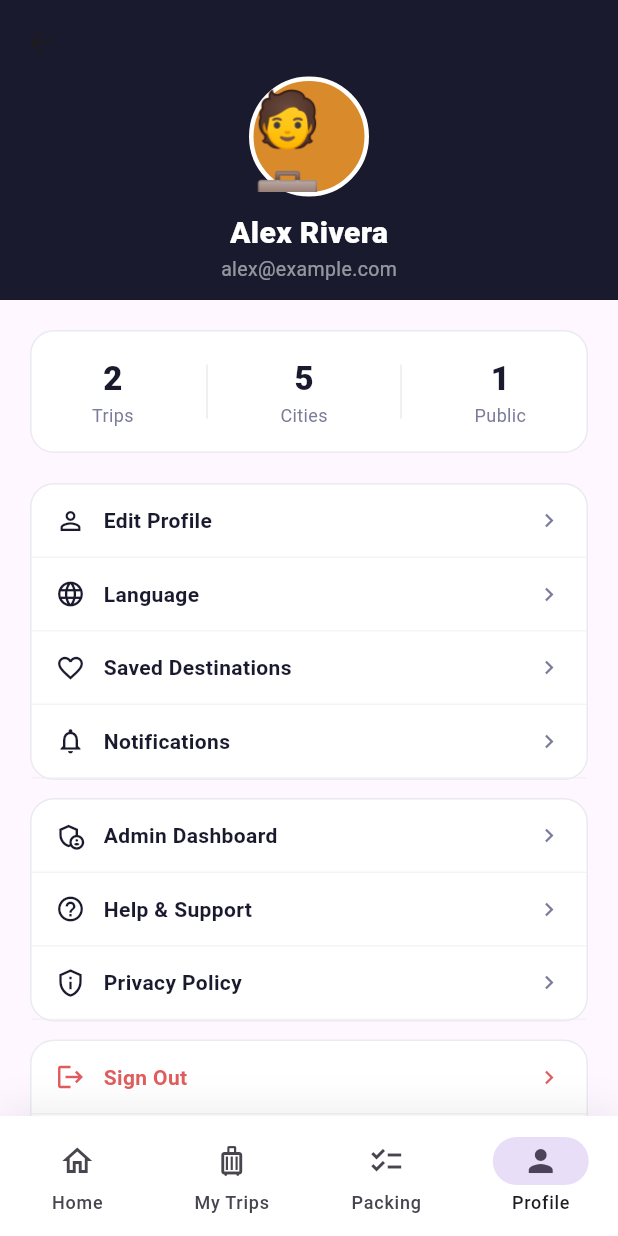
After one commit to 25amtics330-sys/Traveloop, a Flutter app: the UserProfileScreen screen opened by its route, on a phone screen of 412 x 824 dp. The commit adds this screen. Run offline on Flutter 3.47's test engine with Material 3 defaults, Android fonts, the phone set to English and light mode, and no system bars.

Commit message:
Added Profile and admin section

```diff
--- a/Frontend/webapp/lib/Pages/new_trip.dart
+++ b/Frontend/webapp/lib/Pages/new_trip.dart
@@ -233,6 +233,7 @@ class _CreateTripScreenState extends State<CreateTripScreen> {
           onDestinationSelected: (i) {
             if (i == 0) Navigator.pushNamed(context, '/home');
             else if (i == 2) Navigator.pushNamed(context, '/packing_list');
+            else if (i == 3) Navigator.pushNamed(context, '/profile');
             // Add navigation for other indices if needed
           },
           backgroundColor: Colors.white,
--- a/Frontend/webapp/lib/Pages/packinglist.dart
+++ b/Frontend/webapp/lib/Pages/packinglist.dart
@@ -121,6 +121,8 @@ class PackingChecklistScreen extends StatelessWidget {
               Navigator.pushReplacementNamed(context, '/home');
             } else if (i == 1) {
               Navigator.pushReplacementNamed(context, '/new_trip');
+            } else if (i == 3) {
+              Navigator.pushReplacementNamed(context, '/profile');
             }
             // i == 2 is current page (Packing)
             // i == 3 (Profile) is not yet implemented
--- /dev/null
+++ b/Frontend/webapp/lib/Pages/profile.dart
@@ -0,0 +1,234 @@
+import 'package:flutter/material.dart';
+import 'package:webapp/Pages/root.dart';
+import '../main.dart';
+
+class UserProfileScreen extends StatelessWidget {
+  const UserProfileScreen({super.key});
+
+  @override
+  Widget build(BuildContext context) {
+    return Scaffold(
+      body: CustomScrollView(
+        slivers: [
+          SliverAppBar(
+            expandedHeight: 200,
+            pinned: true,
+            backgroundColor: AppColors.primary,
+            flexibleSpace: FlexibleSpaceBar(
+              background: Container(
+                color: AppColors.primary,
+                child: Column(
+                  mainAxisAlignment: MainAxisAlignment.center,
+                  children: [
+                    const SizedBox(height: 40),
+                    Container(
+                      width: 80, height: 80,
+                      decoration: BoxDecoration(
+                        color: AppColors.accent,
+                        shape: BoxShape.circle,
+                        border: Border.all(color: Colors.white, width: 3),
+                      ),
+                      alignment: Alignment.center,
+                      child: Text(appState.userAvatar, style: const TextStyle(fontSize: 36)),
+                    ),
+                    const SizedBox(height: 10),
+                    Text(appState.userName, style: const TextStyle(color: Colors.white, fontSize: 20, fontWeight: FontWeight.w800)),
+                    Text(appState.userEmail, style: const TextStyle(color: Colors.white54, fontSize: 13)),
+                  ],
+                ),
+              ),
+            ),
+          ),
+          SliverToBoxAdapter(
+            child: Padding(
+              padding: const EdgeInsets.all(20),
+              child: Column(
+                children: [
+                  // Stats
+                  Container(
+                    padding: const EdgeInsets.all(16),
+                    decoration: BoxDecoration(color: Colors.white, borderRadius: BorderRadius.circular(16), border: Border.all(color: AppColors.border)),
+                    child: Row(mainAxisAlignment: MainAxisAlignment.spaceAround, children: [
+                      _stat('${appState.trips.length}', 'Trips'),
+                      _divider(),
+                      _stat('${appState.trips.fold(0, (s, t) => s + t.stops.length)}', 'Cities'),
+                      _divider(),
+                      _stat('${appState.trips.where((t) => t.isPublic).length}', 'Public'),
+                    ]),
+                  ),
+                  const SizedBox(height: 20),
+
+                  _section([
+                    _tile(Icons.person_outline, 'Edit Profile', () {}),
+                    _tile(Icons.language, 'Language', () {}),
+                    _tile(Icons.favorite_outline, 'Saved Destinations', () {}),
+                    _tile(Icons.notifications_outlined, 'Notifications', () {}),
+                  ]),
+                  const SizedBox(height: 12),
+                  _section([
+                    _tile(Icons.admin_panel_settings_outlined, 'Admin Dashboard', () => Navigator.push(context, MaterialPageRoute(builder: (_) => const AdminDashboardScreen()))),
+                    _tile(Icons.help_outline, 'Help & Support', () {}),
+                    _tile(Icons.privacy_tip_outlined, 'Privacy Policy', () {}),
+                  ]),
+                  const SizedBox(height: 12),
+                  _section([
+                    _tile(Icons.logout, 'Sign Out', () => appState.logout(), color: AppColors.danger),
+                    _tile(Icons.delete_forever_outlined, 'Delete Account', () {}, color: AppColors.danger),
+                  ]),
+                ],
+              ),
+            ),
+          ),
+        ],
+      ),
+      bottomNavigationBar: Container(
+        decoration: BoxDecoration(
+          color: Colors.white,
+          boxShadow: [BoxShadow(color: AppColors.primary.withOpacity(0.08), blurRadius: 20, offset: const Offset(0, -4))],
+        ),
+        child: NavigationBar(
+          selectedIndex: 3,
+          onDestinationSelected: (i) {
+            if (i == 0) {
+              Navigator.pushReplacementNamed(context, '/home');
+            } else if (i == 1) {
+              Navigator.pushReplacementNamed(context, '/new_trip');
+            } else if (i == 2) {
+              Navigator.pushReplacementNamed(context, '/packing_list');
+            }
+
+            // i == 2 is current page (Packing)
+            // i == 3 (Profile) is not yet implemented
+          },
+          backgroundColor: Colors.white,
+          elevation: 0,
+          destinations: const [
+            NavigationDestination(icon: Icon(Icons.home_outlined), selectedIcon: Icon(Icons.home), label: 'Home'),
+            NavigationDestination(icon: Icon(Icons.luggage_outlined), selectedIcon: Icon(Icons.luggage), label: 'My Trips'),
+            NavigationDestination(icon: Icon(Icons.checklist_outlined), selectedIcon: Icon(Icons.checklist), label: 'Packing'),
+            NavigationDestination(icon: Icon(Icons.person_outline), selectedIcon: Icon(Icons.person), label: 'Profile'),
+          ],
+        ),
+      ),
+    );
+  }
+
+  Widget _stat(String value, String label) => Column(children: [
+    Text(value, style: const TextStyle(fontSize: 22, fontWeight: FontWeight.w900, color: AppColors.text)),
+    Text(label, style: const TextStyle(color: AppColors.textLight, fontSize: 12)),
+  ]);
+
+  Widget _divider() => Container(width: 1, height: 36, color: AppColors.border);
+
+  Widget _section(List<Widget> tiles) => Container(
+    decoration: BoxDecoration(color: Colors.white, borderRadius: BorderRadius.circular(16), border: Border.all(color: AppColors.border)),
+    child: Column(children: tiles),
+  );
+
+  Widget _tile(IconData icon, String label, VoidCallback onTap, {Color? color}) => GestureDetector(
+    onTap: onTap,
+    child: Container(
+      padding: const EdgeInsets.symmetric(horizontal: 16, vertical: 14),
+      decoration: BoxDecoration(border: Border(bottom: BorderSide(color: AppColors.border.withOpacity(0.5)))),
+      child: Row(children: [
+        Icon(icon, size: 20, color: color ?? AppColors.text),
+        const SizedBox(width: 12),
+        Text(label, style: TextStyle(fontWeight: FontWeight.w600, color: color ?? AppColors.text)),
+        const Spacer(),
+        Icon(Icons.chevron_right, size: 18, color: color ?? AppColors.textLight),
+      ]),
+    ),
+  );
+}
+
+class AdminDashboardScreen extends StatelessWidget {
+  const AdminDashboardScreen({super.key});
+
+  @override
+  Widget build(BuildContext context) {
+    return Scaffold(
+      appBar: AppBar(title: const Text('Admin Dashboard'), backgroundColor: AppColors.primary,
+        titleTextStyle: const TextStyle(color: Colors.white, fontSize: 18, fontWeight: FontWeight.bold, fontFamily: 'Georgia')),
+      backgroundColor: AppColors.bg,
+      body: SingleChildScrollView(
+        padding: const EdgeInsets.all(16),
+        child: Column(
+          crossAxisAlignment: CrossAxisAlignment.start,
+          children: [
+            // KPI row
+            Row(children: [
+              _kpi('Total Users', '1,284', Icons.people, AppColors.teal),
+              const SizedBox(width: 10),
+              _kpi('Trips Created', '4,730', Icons.luggage, AppColors.accent),
+            ]),
+            const SizedBox(height: 10),
+            Row(children: [
+              _kpi('Active Today', '138', Icons.online_prediction, AppColors.primary),
+              const SizedBox(width: 10),
+              _kpi('Revenue', '\$12.4k', Icons.bar_chart, const Color(0xFF9C6FDE)),
+            ]),
+            const SizedBox(height: 20),
+
+            const Text('Top Cities', style: TextStyle(fontSize: 16, fontWeight: FontWeight.w800)),
+            const SizedBox(height: 10),
+            ...[ ['Paris 🗼', 0.87], ['Tokyo 🗾', 0.75], ['Bali 🌴', 0.68], ['Rome 🏛️', 0.61], ['NY 🗽', 0.58] ]
+              .map((d) => _barRow(d[0] as String, d[1] as double)),
+
+            const SizedBox(height: 20),
+            const Text('Recent Activity', style: TextStyle(fontSize: 16, fontWeight: FontWeight.w800)),
+            const SizedBox(height: 10),
+            ...[
+              ['New user signed up', '2m ago'],
+              ['Trip "Bali Escape" created', '15m ago'],
+              ['User exported itinerary', '1h ago'],
+              ['5 new public trips shared', '3h ago'],
+            ].map((e) => Container(
+              margin: const EdgeInsets.only(bottom: 8),
+              padding: const EdgeInsets.all(12),
+              decoration: BoxDecoration(color: Colors.white, borderRadius: BorderRadius.circular(12), border: Border.all(color: AppColors.border)),
+              child: Row(children: [
+                Container(width: 8, height: 8, decoration: const BoxDecoration(color: AppColors.teal, shape: BoxShape.circle)),
+                const SizedBox(width: 10),
+                Expanded(child: Text(e[0], style: const TextStyle(fontSize: 13, fontWeight: FontWeight.w600))),
+                Text(e[1], style: const TextStyle(fontSize: 11, color: AppColors.textLight)),
+              ]),
+            )),
+          ],
+        ),
+      ),
+    );
+  }
+
+  Widget _kpi(String label, String value, IconData icon, Color color) => Expanded(
+    child: Container(
+      padding: const EdgeInsets.all(16),
+      decoration: BoxDecoration(color: Colors.white, borderRadius: BorderRadius.circular(16), border: Border.all(color: AppColors.border)),
+      child: Row(children: [
+        Container(
+          padding: const EdgeInsets.all(10),
+          decoration: BoxDecoration(color: color.withOpacity(0.1), borderRadius: BorderRadius.circular(12)),
+          child: Icon(icon, color: color, size: 20),
+        ),
+        const SizedBox(width: 10),
+        Column(crossAxisAlignment: CrossAxisAlignment.start, children: [
+          Text(value, style: const TextStyle(fontSize: 18, fontWeight: FontWeight.w900, color: AppColors.text)),
+          Text(label, style: const TextStyle(color: AppColors.textLight, fontSize: 11)),
+        ]),
+      ]),
+    ),
+  );
+
+  Widget _barRow(String city, double pct) => Padding(
+    padding: const EdgeInsets.only(bottom: 10),
+    child: Row(children: [
+      SizedBox(width: 80, child: Text(city, style: const TextStyle(fontSize: 13, fontWeight: FontWeight.w600))),
+      const SizedBox(width: 8),
+      Expanded(child: ClipRRect(
+        borderRadius: BorderRadius.circular(6),
+        child: LinearProgressIndicator(value: pct, minHeight: 10, backgroundColor: AppColors.bg, valueColor: const AlwaysStoppedAnimation(AppColors.accent)),
+      )),
+      const SizedBox(width: 8),
+      Text('${(pct * 100).toInt()}%', style: const TextStyle(fontSize: 12, color: AppColors.textLight)),
+    ]),
+  );
+}
--- a/Frontend/webapp/lib/main.dart
+++ b/Frontend/webapp/lib/main.dart
@@ -4,7 +4,8 @@ import 'Pages/Authorization/signup.dart';
 import 'Pages/home.dart';
 import 'Pages/new_trip.dart';
 import 'Pages/packinglist.dart';
-import 'Pages/root.dart';
+import 'Pages/profile.dart';
+
 
 
 void main() {
@@ -24,7 +25,7 @@ class MyApp extends StatelessWidget {
         '/home': (context) => const HomePage(),
         '/new_trip': (context) => const CreateTripScreen(),
         '/packing_list': (context) => const PackingChecklistScreen(),
-
+        '/profile': (context) => const UserProfileScreen(),
       },
       theme: ThemeData(
         colorScheme: ColorScheme.fromSeed(seedColor: Colors.deepPurple),
```
